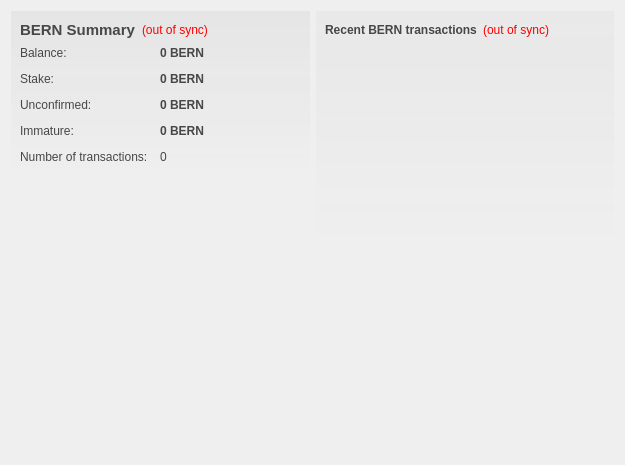
First picture: the form in src/qt/forms/overviewpage.ui, repository BERNiecoin/BERNcash, before the edit.
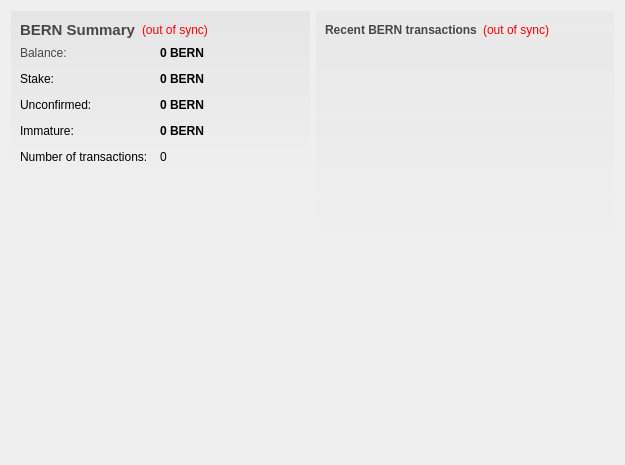
Second picture: the form after the edit. Icons and pictures are not drawn.

Diff of the .ui file:
```diff
--- a/src/qt/forms/overviewpage.ui
+++ b/src/qt/forms/overviewpage.ui
@@ -110,9 +110,6 @@
             <property name="toolTip">
              <string>Your current balance</string>
             </property>
-            <property name="styleSheet">
-             <string notr="true">color: #464747;</string>
-            </property>
             <property name="text">
              <string notr="true">0 BERN</string>
             </property>
@@ -123,9 +120,6 @@
           </item>
           <item row="1" column="0">
            <widget class="QLabel" name="label_6">
-            <property name="styleSheet">
-             <string notr="true">color: #464747;</string>
-            </property>
             <property name="text">
              <string>Stake:</string>
             </property>
@@ -145,9 +139,6 @@
             <property name="toolTip">
              <string>Total of coins that was staked, and do not yet count toward the current balance</string>
             </property>
-            <property name="styleSheet">
-             <string notr="true">color: #464747;</string>
-            </property>
             <property name="text">
              <string notr="true">0 BERN</string>
             </property>
@@ -158,9 +149,6 @@
           </item>
           <item row="2" column="0">
            <widget class="QLabel" name="label_3">
-            <property name="styleSheet">
-             <string notr="true">color: #464747;</string>
-            </property>
             <property name="text">
              <string>Unconfirmed:</string>
             </property>
@@ -180,9 +168,6 @@
             <property name="toolTip">
              <string>Total of transactions that have yet to be confirmed, and do not yet count toward the current balance</string>
             </property>
-            <property name="styleSheet">
-             <string notr="true">color: #464747;</string>
-            </property>
             <property name="text">
              <string notr="true">0 BERN</string>
             </property>
@@ -193,9 +178,6 @@
           </item>
           <item row="3" column="0">
            <widget class="QLabel" name="labelImmatureText">
-            <property name="styleSheet">
-             <string notr="true">color: #464747;</string>
-            </property>
             <property name="text">
              <string>Immature:</string>
             </property>
@@ -212,9 +194,6 @@
             <property name="toolTip">
              <string>Mined balance that has not yet matured</string>
             </property>
-            <property name="styleSheet">
-             <string notr="true">color: #464747;</string>
-            </property>
             <property name="text">
              <string notr="true">0 BERN</string>
             </property>
@@ -225,9 +204,6 @@
           </item>
           <item row="4" column="0">
            <widget class="QLabel" name="label_2">
-            <property name="styleSheet">
-             <string notr="true">color: #464747;</string>
-            </property>
             <property name="text">
              <string>Number of transactions:</string>
             </property>
@@ -238,9 +214,6 @@
             <property name="toolTip">
              <string>Total number of transactions in wallet</string>
             </property>
-            <property name="styleSheet">
-             <string notr="true">color: #464747;</string>
-            </property>
             <property name="text">
              <string notr="true">0</string>
             </property>
```
